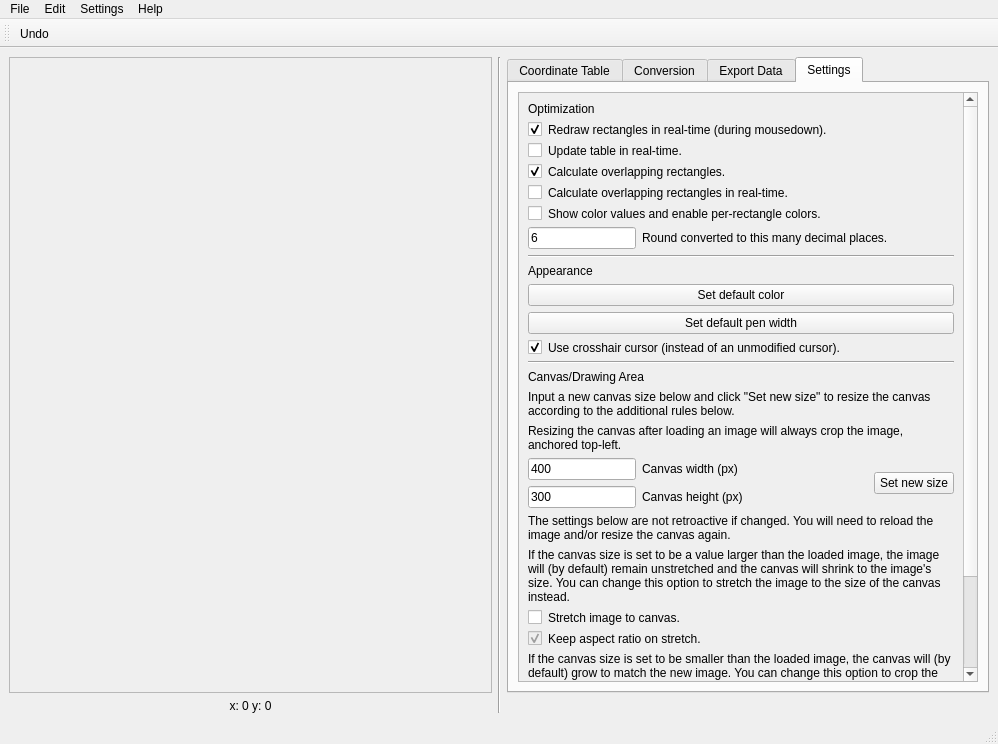
Before: the Qt Designer form src/main/resources/base/rectmap.ui in lgactna/RectangleMappingTool, drawn with Qt 5.
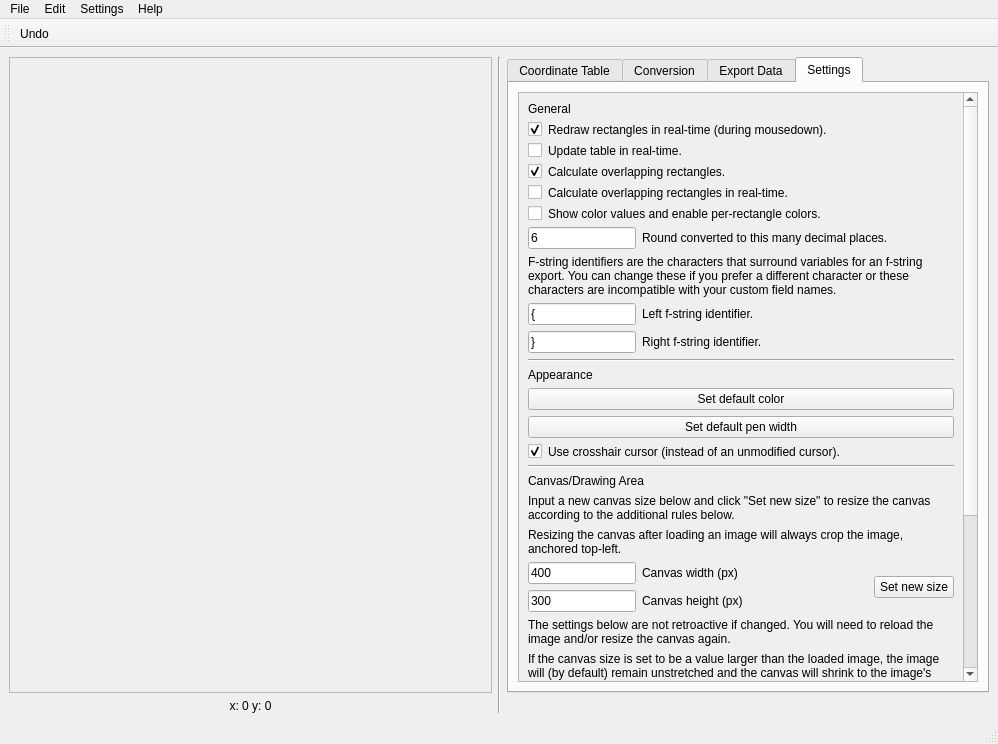
After: the same form once the commit is applied. The open tabs and pages were chosen to show the change.

Commit message: add support for custom fstring identifiers

Patch:
```diff
--- a/src/main/resources/base/rectmap.ui
+++ b/src/main/resources/base/rectmap.ui
@@ -47,7 +47,7 @@
        </size>
       </property>
       <property name="currentIndex">
-       <number>0</number>
+       <number>3</number>
       </property>
       <widget class="QWidget" name="tab">
        <property name="sizePolicy">
@@ -401,7 +401,7 @@
         <item>
          <widget class="QLabel" name="label_16">
           <property name="text">
-           <string>Click &quot;Open f-string edit in new window&quot; for more information.</string>
+           <string>Click &quot;Open f-string edit in new window&quot; for more information. Go to Settings to set a custom identifier.</string>
           </property>
           <property name="wordWrap">
            <bool>true</bool>
@@ -466,15 +466,15 @@
             <rect>
              <x>0</x>
              <y>0</y>
-             <width>361</width>
-             <height>859</height>
+             <width>449</width>
+             <height>916</height>
             </rect>
            </property>
            <layout class="QFormLayout" name="formLayout_2">
             <item row="0" column="0" colspan="2">
              <widget class="QLabel" name="label_8">
               <property name="text">
-               <string>Optimization</string>
+               <string>General</string>
               </property>
              </widget>
             </item>
@@ -557,35 +557,98 @@
               </property>
              </widget>
             </item>
+            <item row="6" column="0" colspan="2">
+             <layout class="QFormLayout" name="formLayout_6">
+              <item row="0" column="0">
+               <widget class="QLineEdit" name="conv_round_edit">
+                <property name="text">
+                 <string>6</string>
+                </property>
+               </widget>
+              </item>
+              <item row="0" column="1">
+               <widget class="QLabel" name="label_32">
+                <property name="text">
+                 <string>Round converted to this many decimal places.</string>
+                </property>
+                <property name="wordWrap">
+                 <bool>true</bool>
+                </property>
+               </widget>
+              </item>
+             </layout>
+            </item>
             <item row="7" column="0" colspan="2">
-             <widget class="Line" name="line_3">
-              <property name="orientation">
-               <enum>Qt::Horizontal</enum>
+             <widget class="QLabel" name="label_31">
+              <property name="text">
+               <string>F-string identifiers are the characters that surround variables for an f-string export. You can change these if you prefer a different character or these characters are incompatible with your custom field names.</string>
+              </property>
+              <property name="wordWrap">
+               <bool>true</bool>
               </property>
              </widget>
             </item>
             <item row="8" column="0" colspan="2">
+             <layout class="QFormLayout" name="formLayout_5">
+              <item row="0" column="0">
+               <widget class="QLineEdit" name="left_identifier_edit">
+                <property name="text">
+                 <string>{</string>
+                </property>
+               </widget>
+              </item>
+              <item row="0" column="1">
+               <widget class="QLabel" name="label_29">
+                <property name="text">
+                 <string>Left f-string identifier.</string>
+                </property>
+               </widget>
+              </item>
+              <item row="1" column="0">
+               <widget class="QLineEdit" name="right_identifier_edit">
+                <property name="text">
+                 <string>}</string>
+                </property>
+               </widget>
+              </item>
+              <item row="1" column="1">
+               <widget class="QLabel" name="label_30">
+                <property name="text">
+                 <string>Right f-string identifier.</string>
+                </property>
+               </widget>
+              </item>
+             </layout>
+            </item>
+            <item row="9" column="0" colspan="2">
+             <widget class="Line" name="line_3">
+              <property name="orientation">
+               <enum>Qt::Horizontal</enum>
+              </property>
+             </widget>
+            </item>
+            <item row="10" column="0" colspan="2">
              <widget class="QLabel" name="label_11">
               <property name="text">
                <string>Appearance</string>
               </property>
              </widget>
             </item>
-            <item row="9" column="0" colspan="2">
+            <item row="11" column="0" colspan="2">
              <widget class="QPushButton" name="set_color_button">
               <property name="text">
                <string>Set default color</string>
               </property>
              </widget>
             </item>
-            <item row="10" column="0" colspan="2">
+            <item row="12" column="0" colspan="2">
              <widget class="QPushButton" name="set_width_button">
               <property name="text">
                <string>Set default pen width</string>
               </property>
              </widget>
             </item>
-            <item row="11" column="0">
+            <item row="13" column="0">
              <widget class="QCheckBox" name="use_crosshair_checkbox">
               <property name="text">
                <string/>
@@ -595,14 +658,14 @@
               </property>
              </widget>
             </item>
-            <item row="11" column="1">
+            <item row="13" column="1">
              <widget class="QLabel" name="label_21">
               <property name="text">
                <string>Use crosshair cursor (instead of an unmodified cursor).</string>
               </property>
              </widget>
             </item>
-            <item row="12" column="0" colspan="2">
+            <item row="14" column="0" colspan="2">
              <widget class="Line" name="line_2">
               <property name="minimumSize">
                <size>
@@ -615,14 +678,14 @@
               </property>
              </widget>
             </item>
-            <item row="13" column="0" colspan="2">
+            <item row="15" column="0" colspan="2">
              <widget class="QLabel" name="label_5">
               <property name="text">
                <string>Canvas/Drawing Area</string>
               </property>
              </widget>
             </item>
-            <item row="14" column="0" colspan="2">
+            <item row="16" column="0" colspan="2">
              <widget class="QLabel" name="label_26">
               <property name="text">
                <string>Input a new canvas size below and click &quot;Set new size&quot; to resize the canvas according to the additional rules below.</string>
@@ -632,7 +695,7 @@
               </property>
              </widget>
             </item>
-            <item row="15" column="0" colspan="2">
+            <item row="17" column="0" colspan="2">
              <widget class="QLabel" name="label_23">
               <property name="text">
                <string>Resizing the canvas after loading an image will always crop the image, anchored top-left.</string>
@@ -642,7 +705,7 @@
               </property>
              </widget>
             </item>
-            <item row="16" column="0" colspan="2">
+            <item row="18" column="0" colspan="2">
              <layout class="QHBoxLayout" name="horizontalLayout_4">
               <item>
                <layout class="QFormLayout" name="formLayout_3">
@@ -685,7 +748,7 @@
               </item>
              </layout>
             </item>
-            <item row="17" column="0" colspan="2">
+            <item row="19" column="0" colspan="2">
              <widget class="QLabel" name="label_24">
               <property name="text">
                <string>The settings below are not retroactive if changed. You will need to reload the image and/or resize the canvas again.</string>
@@ -695,7 +758,7 @@
               </property>
              </widget>
             </item>
-            <item row="18" column="0" colspan="2">
+            <item row="20" column="0" colspan="2">
              <widget class="QLabel" name="label_14">
               <property name="text">
                <string>If the canvas size is set to be a value larger than the loaded image, the image will (by default) remain unstretched and the canvas will shrink to the image's size. You can change this option to stretch the image to the size of the canvas instead.</string>
@@ -705,21 +768,21 @@
               </property>
              </widget>
             </item>
-            <item row="19" column="0">
+            <item row="21" column="0">
              <widget class="QCheckBox" name="stretch_image_checkbox">
               <property name="text">
                <string/>
               </property>
              </widget>
             </item>
-            <item row="19" column="1">
+            <item row="21" column="1">
              <widget class="QLabel" name="label_17">
               <property name="text">
                <string>Stretch image to canvas.</string>
               </property>
              </widget>
             </item>
-            <item row="20" column="0">
+            <item row="22" column="0">
              <widget class="QCheckBox" name="keep_ratio_checkbox">
               <property name="enabled">
                <bool>false</bool>
@@ -732,14 +795,14 @@
               </property>
              </widget>
             </item>
-            <item row="20" column="1">
+            <item row="22" column="1">
              <widget class="QLabel" name="label_27">
               <property name="text">
                <string>Keep aspect ratio on stretch.</string>
               </property>
              </widget>
             </item>
-            <item row="21" column="0" colspan="2">
+            <item row="23" column="0" colspan="2">
              <widget class="QLabel" name="label_18">
               <property name="text">
                <string>If the canvas size is set to be smaller than the loaded image, the canvas will (by default) grow to match the new image. You can change this option to crop the image instead, anchored to the top-left.</string>
@@ -749,35 +812,35 @@
               </property>
              </widget>
             </item>
-            <item row="22" column="0">
+            <item row="24" column="0">
              <widget class="QCheckBox" name="crop_image_checkbox">
               <property name="text">
                <string/>
               </property>
              </widget>
             </item>
-            <item row="22" column="1">
+            <item row="24" column="1">
              <widget class="QLabel" name="label_20">
               <property name="text">
                <string>Crop image to fit canvas.</string>
               </property>
              </widget>
             </item>
-            <item row="23" column="0" colspan="2">
+            <item row="25" column="0" colspan="2">
              <widget class="Line" name="line_6">
               <property name="orientation">
                <enum>Qt::Horizontal</enum>
               </property>
              </widget>
             </item>
-            <item row="24" column="0" colspan="2">
+            <item row="26" column="0" colspan="2">
              <widget class="QPushButton" name="reset_settings_button">
               <property name="text">
                <string>Reset all settings to default</string>
               </property>
              </widget>
             </item>
-            <item row="25" column="0" colspan="2">
+            <item row="27" column="0" colspan="2">
              <widget class="QLabel" name="label_25">
               <property name="text">
                <string>Reset all settings (except canvas size) to their default values. Note that this will affect any already-drawn rectangles.</string>
@@ -787,27 +850,6 @@
               </property>
              </widget>
             </item>
-            <item row="6" column="0" colspan="2">
-             <layout class="QFormLayout" name="formLayout_5">
-              <item row="0" column="0">
-               <widget class="QLineEdit" name="conv_round_edit">
-                <property name="text">
-                 <string>6</string>
-                </property>
-               </widget>
-              </item>
-              <item row="0" column="1">
-               <widget class="QLabel" name="label_28">
-                <property name="text">
-                 <string>Round converted to this many decimal places.</string>
-                </property>
-                <property name="wordWrap">
-                 <bool>true</bool>
-                </property>
-               </widget>
-              </item>
-             </layout>
-            </item>
            </layout>
           </widget>
          </widget>
```
The commit also changes 5 other files.
